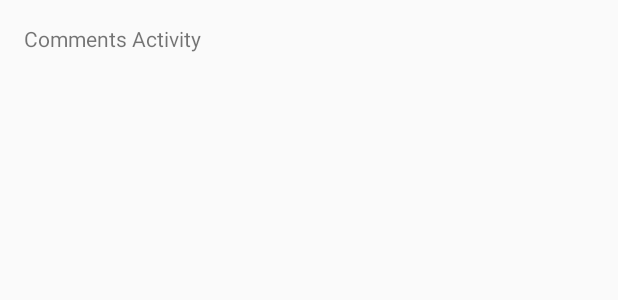
After one commit to jmahoney13/FirebaseVerticalPrototype, an Android app: the layout activity_comments.xml on its own in the app's theme, with its tools: preview values and no code run, on a phone screen of 412 x 824 dp. The commit adds this screen. Shown: the top 300 px of the screen. Run offline under Robolectric (Android 15) with nearby library versions, the phone set to English and light mode, and no system bars.

Commit message:
set OnLongClickListener on each viewholder item and made status bar transparent

```diff
--- a/app/build.gradle
+++ b/app/build.gradle
@@ -6,7 +6,7 @@ android {
 
     defaultConfig {
         applicationId "edu.calpoly.jwmahone.firebaseverticalprototype"
-        minSdkVersion 16
+        minSdkVersion 21
         targetSdkVersion 23
         versionCode 1
         versionName "1.0"
--- a/app/src/main/java/edu/calpoly/jwmahone/firebaseverticalprototype/MountainPost.java
+++ b/app/src/main/java/edu/calpoly/jwmahone/firebaseverticalprototype/MountainPost.java
@@ -2,10 +2,11 @@ package edu.calpoly.jwmahone.firebaseverticalprototype;
 
 import com.firebase.client.Firebase;
 
+import java.io.Serializable;
 import java.util.ArrayList;
 import java.util.List;
 
-public class MountainPost {
+public class MountainPost implements Serializable {
     private String line;
     private String author;
     //private ArrayList<String> comments;
--- /dev/null
+++ b/app/src/main/res/layout/activity_comments.xml
@@ -0,0 +1,34 @@
+<?xml version="1.0" encoding="utf-8"?>
+<LinearLayout xmlns:android="http://schemas.android.com/apk/res/android"
+    xmlns:tools="http://schemas.android.com/tools"
+    android:layout_width="match_parent"
+    android:layout_height="match_parent"
+    xmlns:app="http://schemas.android.com/apk/res-auto"
+    android:paddingBottom="@dimen/activity_vertical_margin"
+    android:paddingLeft="@dimen/activity_horizontal_margin"
+    android:paddingRight="@dimen/activity_horizontal_margin"
+    android:paddingTop="@dimen/activity_vertical_margin"
+    tools:context="edu.calpoly.jwmahone.firebaseverticalprototype.CommentsActivity"
+    android:orientation="vertical">
+
+    <TextView
+        android:layout_width="match_parent"
+        android:layout_height="wrap_content"
+        android:text="Comments Activity"/>
+
+    <TextView android:id="@+id/lineView"
+        android:layout_width="match_parent"
+        android:layout_height="wrap_content"
+        android:layout_marginTop="40dp"/>
+
+    <TextView android:id="@+id/authorView"
+        android:layout_width="match_parent"
+        android:layout_height="wrap_content"
+        android:layout_marginTop="40dp"/>
+
+    <TextView android:id="@+id/likesView"
+        android:layout_width="match_parent"
+        android:layout_height="wrap_content"
+        android:layout_marginTop="40dp"/>
+
+</LinearLayout>
--- a/app/src/main/res/values/styles.xml
+++ b/app/src/main/res/values/styles.xml
@@ -10,6 +10,12 @@
         <item name="windowActionBarOverlay">true</item>
         <item name="windowNoTitle">true</item>
         <item name="android:windowBackground">@color/bg_light</item>
+        <item name="android:windowDrawsSystemBarBackgrounds">true</item>
+        <item name="android:statusBarColor">@android:color/transparent</item>
+        <!--<item name="android:windowTranslucentStatus">true</item>
+        <item name="android:windowActionBarOverlay">true</item>
+        <item name="android:windowContentOverlay">@null</item>
+        <item name="android:textColorPrimary">@android:color/white</item>-->
     </style>
 
     <style name="MainTheme" parent="Theme.AppCompat.Light"></style>
@@ -22,6 +28,8 @@
 
     <style name="MyTheme.AppBarOverlay" parent="ThemeOverlay.AppCompat.Dark.ActionBar" />
 
+    <style name="MyTheme.Toolbar" parent="Theme.AppCompat.Light.NoActionBar" />
+
     <style name="MyTheme.PopupOverlay" parent="ThemeOverlay.AppCompat.Light" />
 
 </resources>
```
Also changed, not shown: app/src/main/AndroidManifest.xml (+6 -1 lines), app/src/main/java/edu/calpoly/jwmahone/firebaseverticalprototype/CommentsActivity.java (added, +102 -0 lines), app/src/main/java/edu/calpoly/jwmahone/firebaseverticalprototype/MainActivity.java (+61 -18 lines).
